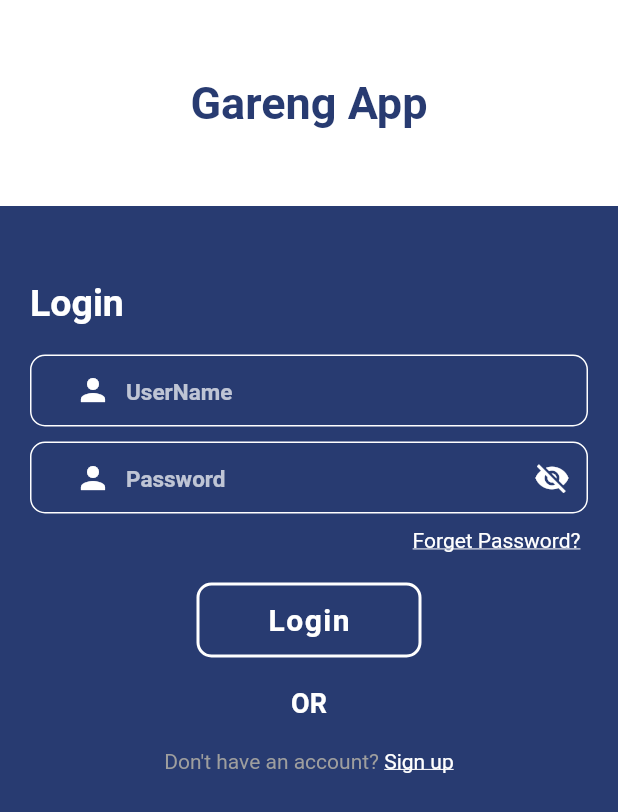
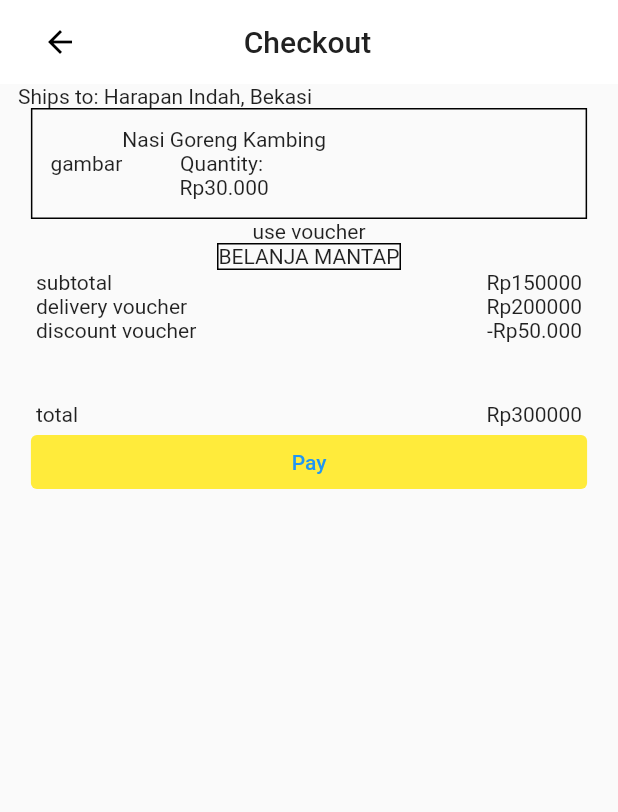
Before and after one commit to johnsungjs/gareng-app, a Flutter app: the screen it shows after launch, on a phone screen of 412 x 824 dp. Shown: the top 812 px of the screen. Run offline on Flutter 3.47's test engine with Material 2 defaults, Android fonts, the phone set to English and light mode, and no system bars; drawn by our look-alikes of snippet_coder_utils; our stand-ins replace get, shared_preferences; missing offline and left inert: api_cache_manager.

```diff
--- a/gareng-front/gareng_front/lib/app_routes.dart
+++ b/gareng-front/gareng_front/lib/app_routes.dart
@@ -1,6 +1,7 @@
 import 'package:flutter/src/widgets/framework.dart';
 import 'package:gareng_front/pages/Core.dart';
 import 'package:gareng_front/pages/backupDetailItem.dart';
+import 'package:gareng_front/pages/transaction_page.dart';
 import 'package:gareng_front/pages/login_page.dart';
 import 'package:gareng_front/pages/register_page.dart';
 import 'package:get/get.dart';
@@ -32,4 +33,10 @@ appRoutes(Widget _defaultHome) => [
         transition: Transition.fadeIn,
         transitionDuration: Duration(milliseconds: 500),
       ),
+      GetPage(
+        name: '/transaction',
+        page: () => TransactionPage(),
+        transition: Transition.downToUp,
+        transitionDuration: Duration(milliseconds: 500),
+      ),
     ];
--- a/gareng-front/gareng_front/lib/config.dart
+++ b/gareng-front/gareng_front/lib/config.dart
@@ -1,7 +1,7 @@
 class Config {
   static const String appName = 'Gareng App';
   // static const String apiURL = 'localhost:8080';
-  static const String apiURL = '172.29.124.19:8080';
+  static const String apiURL = '172.29.124.30:8080';
   static const String loginAPI = '/authentication/login';
   static const String registerAPI = '/authentication/register';
   static const String getItem = '/item/get';
--- a/gareng-front/gareng_front/lib/constants/FormatCurrency.dart
+++ b/gareng-front/gareng_front/lib/constants/FormatCurrency.dart
@@ -1,5 +1,6 @@
 import 'package:intl/intl.dart';
 
 class FormatCurrency {
-  static final indo = NumberFormat.currency(locale: 'ID', symbol: "Rp");
+  static final indo =
+      NumberFormat.currency(locale: 'ID', symbol: "Rp", decimalDigits: 0);
 }
--- a/gareng-front/gareng_front/lib/main.dart
+++ b/gareng-front/gareng_front/lib/main.dart
@@ -37,7 +37,7 @@ class MyApp extends StatelessWidget {
       theme: ThemeData(
         primarySwatch: Colors.blue,
       ),
-      initialRoute: "/",
+      initialRoute: "/transaction",
       getPages: appRoutes(_defaultHome),
     );
   }
--- /dev/null
+++ b/gareng-front/gareng_front/lib/pages/transaction_page.dart
@@ -0,0 +1,142 @@
+import 'package:flutter/material.dart';
+import 'package:gareng_front/constants/itemsDummy.dart';
+
+class TransactionPage extends StatelessWidget {
+  TransactionPage({super.key});
+  final dataDummy = itemsDummy;
+
+  @override
+  Widget build(BuildContext context) {
+    return SafeArea(
+        child: Scaffold(
+      appBar: AppBar(
+        automaticallyImplyLeading: false,
+        backgroundColor: Colors.white,
+        elevation: 0,
+        title: Row(
+          mainAxisAlignment: MainAxisAlignment.spaceBetween,
+          children: [
+            IconButton(
+              onPressed: () {
+                Navigator.of(context).pop();
+              },
+              icon: const Icon(Icons.arrow_back),
+              color: Colors.black,
+            ),
+            Text(
+              "Checkout",
+              style: TextStyle(color: Colors.grey[900]),
+            ),
+            const SizedBox(
+              width: 50,
+            ),
+          ],
+        ),
+      ),
+      body: Column(
+        crossAxisAlignment: CrossAxisAlignment.center,
+        children: [
+          Padding(
+            padding: const EdgeInsets.symmetric(horizontal: 12),
+            child: Row(
+              children: [
+                Text("Ships to: "),
+                Text("Harapan Indah, Bekasi"),
+              ],
+            ),
+          ),
+          // Expanded(
+          //     child: SingleChildScrollView(
+          //   child: SizedBox(
+          //     height: 500,
+          //     child: ListView.builder(
+          //         itemCount: dataDummy.length,
+          //         itemBuilder: (_, index) {
+          //           return Padding(
+          //             padding: EdgeInsets.symmetric(
+          //               horizontal: 24,
+          //               vertical: 10,
+          //             ),
+          //             child: Text("${dataDummy[index]["title"]}"),
+          //           );
+          //         }),
+          //   ),
+          // )),
+          Container(
+            padding: EdgeInsets.all(12),
+            width: MediaQuery.of(context).size.width * 0.9,
+            decoration: BoxDecoration(border: Border.all()),
+            child: Row(
+              children: [
+                Text("gambar"),
+                Column(
+                  children: [
+                    Text("Nasi Goreng Kambing"),
+                    Text('Quantity: '),
+                    Text("Rp30.000"),
+                  ],
+                ),
+              ],
+            ),
+          ),
+          Text('use voucher'),
+          Container(
+            decoration: BoxDecoration(border: Border.all()),
+            child: Text('BELANJA MANTAP'),
+          ),
+          Padding(
+            padding: const EdgeInsets.symmetric(horizontal: 24),
+            child: Row(
+              mainAxisAlignment: MainAxisAlignment.spaceBetween,
+              children: [
+                Text('subtotal'),
+                Text('Rp150000'),
+              ],
+            ),
+          ),
+          Padding(
+            padding: const EdgeInsets.symmetric(horizontal: 24),
+            child: Row(
+              mainAxisAlignment: MainAxisAlignment.spaceBetween,
+              children: [
+                Text('delivery voucher'),
+                Text('Rp200000'),
+              ],
+            ),
+          ),
+          Padding(
+            padding: const EdgeInsets.symmetric(horizontal: 24),
+            child: Row(
+              mainAxisAlignment: MainAxisAlignment.spaceBetween,
+              children: [
+                Text('discount voucher'),
+                Text('-Rp50.000'),
+              ],
+            ),
+          ),
+          const SizedBox(
+            height: 40,
+          ),
+          Padding(
+            padding: const EdgeInsets.symmetric(horizontal: 24),
+            child: Row(
+              mainAxisAlignment: MainAxisAlignment.spaceBetween,
+              children: [
+                Text('total'),
+                Text('Rp300000'),
+              ],
+            ),
+          ),
+          SizedBox(
+            width: MediaQuery.of(context).size.width * 0.9,
+            child: TextButton(
+                style: ButtonStyle(
+                    backgroundColor: MaterialStatePropertyAll(Colors.yellow)),
+                onPressed: () {},
+                child: Text("Pay")),
+          )
+        ],
+      ),
+    ));
+  }
+}
--- a/gareng-front/gareng_front/lib/widgets/CardGrid.dart
+++ b/gareng-front/gareng_front/lib/widgets/CardGrid.dart
@@ -5,15 +5,9 @@ import 'package:gareng_front/models/cart_controller.dart';
 import 'package:gareng_front/models/item_controller.dart';
 import 'package:gareng_front/pages/DetailItem.dart';
 import 'package:get/get.dart';
-import 'package:intl/intl.dart';
 
 class CardGrid extends StatelessWidget {
   CardGrid({super.key});
-  // final currencyFormatter = NumberFormat.currency(locale: 'ID', symbol: "Rp");
-
-  final cartController = Get.put(CartController());
-
-  final CartController controller = Get.find();
 
   final ItemController itemController = Get.put(ItemController());
 
```
Also changed, not shown: gareng-front/gareng_front/lib/models/item_controller.dart (+144 -19 lines), gareng-front/gareng_front/lib/pages/CartPage.dart (+60 -62 lines), gareng-front/gareng_front/lib/pages/Core.dart (+6 -1 lines), gareng-front/gareng_front/lib/pages/DetailItem.dart (+1 -13 lines), gareng-front/gareng_front/lib/pages/HomePage.dart (+7 -11 lines), gareng-front/gareng_front/lib/services/api_service.dart (+6 -2 lines), 7 other files.
